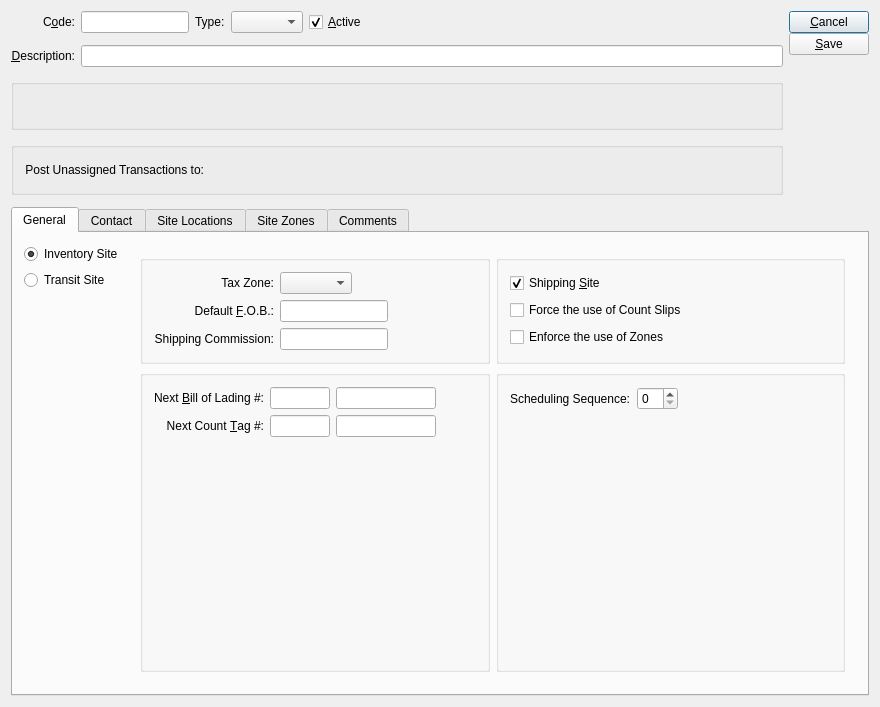
Before: the Qt Designer form guiclient/warehouse.ui in Pegasus-RPG/xtuple-client, drawn with Qt 5.
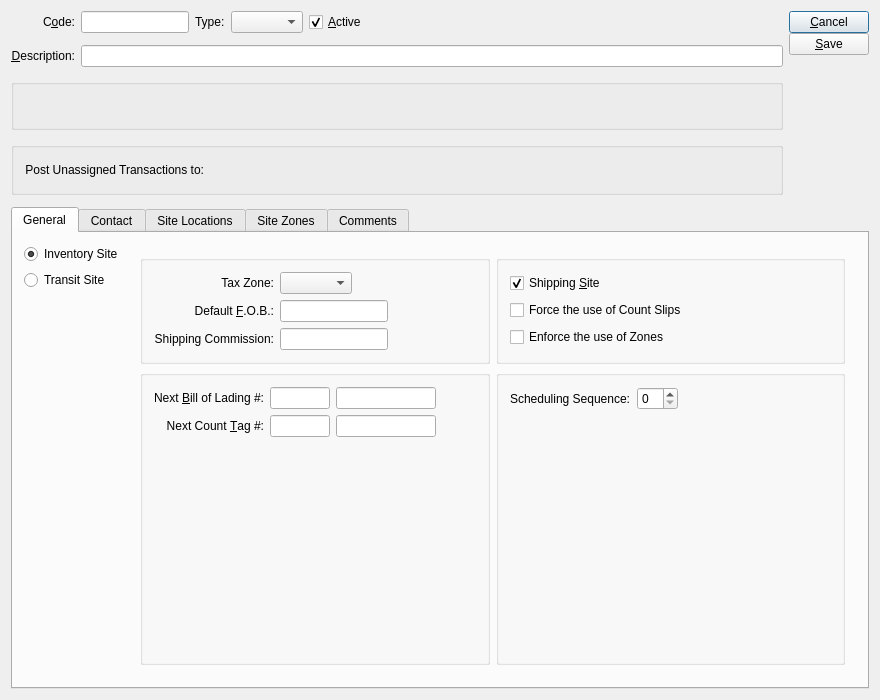
After: the same form once the commit is applied. Custom widgets are drawn as their Qt base class.

Commit message: fix warehouse ui layout

Patch:
```diff
--- a/guiclient/warehouse.ui
+++ b/guiclient/warehouse.ui
@@ -14,7 +14,7 @@
     <x>0</x>
     <y>0</y>
     <width>880</width>
-    <height>707</height>
+    <height>700</height>
    </rect>
   </property>
   <property name="windowTitle">
```
Left out of the diff: 2 changed lines with no effect on the pictures.
